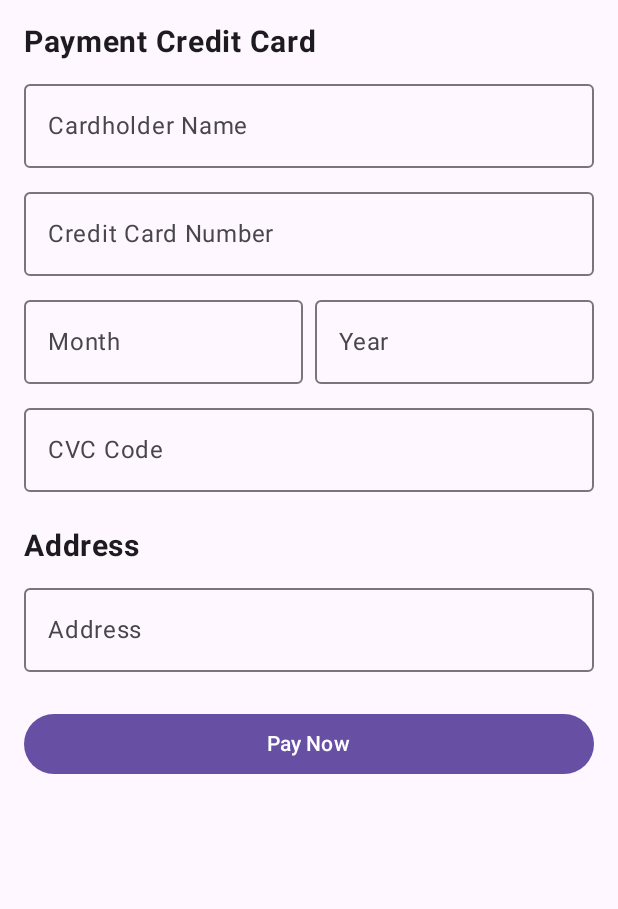
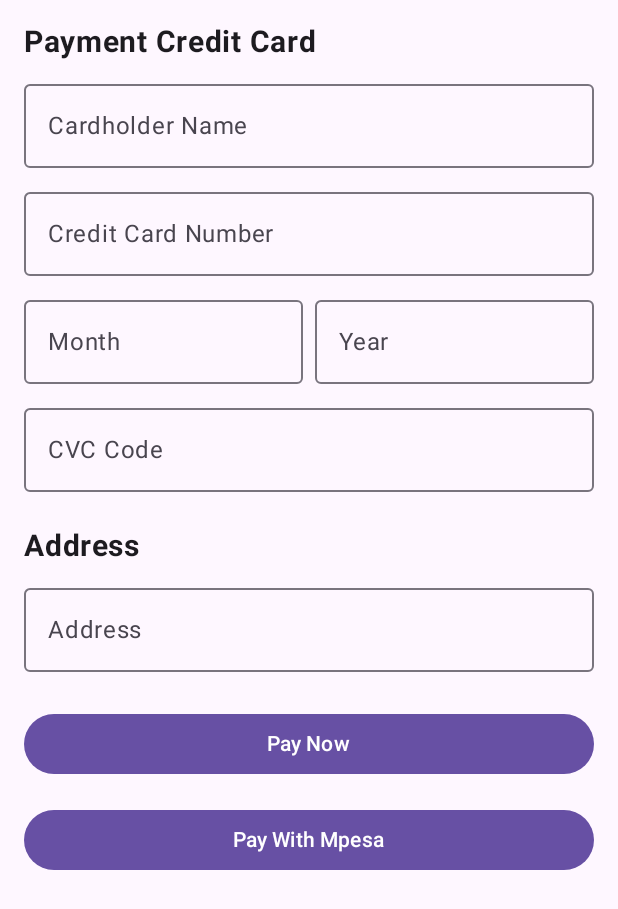
Before and after one commit to daviekimgithub/farmhub, an Android app built with Jetpack Compose: the composable PaymentRoute shown on its own in the app's theme, on a phone screen of 412 x 824 dp. Shown: the top 909 px of the screen. Run offline under Robolectric (Android 15) with nearby library versions, the phone set to English and light mode, and no system bars.

```diff
--- a/app/src/main/java/com/ernestgichiri/farmhub/ui/screens/detail/DetailScreen.kt
+++ b/app/src/main/java/com/ernestgichiri/farmhub/ui/screens/detail/DetailScreen.kt
@@ -149,7 +149,7 @@ fun SuccessScreen(
             )
 
             Text(
-                text = "Ksh ${uiData.price} K",
+                text = "Ksh ${uiData.price * 100}",
                 modifier = Modifier
                     .fillMaxWidth()
                     .padding(vertical = 8.dp),
--- a/app/src/main/java/com/ernestgichiri/farmhub/ui/screens/payment/PaymentScreen.kt
+++ b/app/src/main/java/com/ernestgichiri/farmhub/ui/screens/payment/PaymentScreen.kt
@@ -130,6 +130,15 @@ fun PaymentScreen() {
         ) {
             Text(text = "Pay Now")
         }
+
+        Button(
+            onClick = { /* Handle payment */ },
+            modifier = Modifier
+                .fillMaxWidth()
+                .padding(top = 16.dp),
+        ) {
+            Text(text = "Pay With Mpesa")
+        }
     }
 }
 
--- a/app/src/main/res/values/strings.xml
+++ b/app/src/main/res/values/strings.xml
@@ -42,7 +42,7 @@
     <string name="profile_picture_content_desc">Profile Picture</string>
     <string name="no_internet_connection_dialog">Internet connection is not available. Would you like to go to settings and enable it?</string>
     <string name="title_activity_splash">SplashActivity</string>
-    <string name="splash_txt">Shop Smart, Shop Easy, Shop with Us!</string>
+    <string name="splash_txt">Farm Hub, Shop Smart, Shop Easy, Shop with Us!</string>
     <string name="total_price_format">"Total Price: "</string>
     <string name="switch_theme_txt">Switch Theme</string>
     <string name="sign_up_success">Created account successfully!</string>
```
